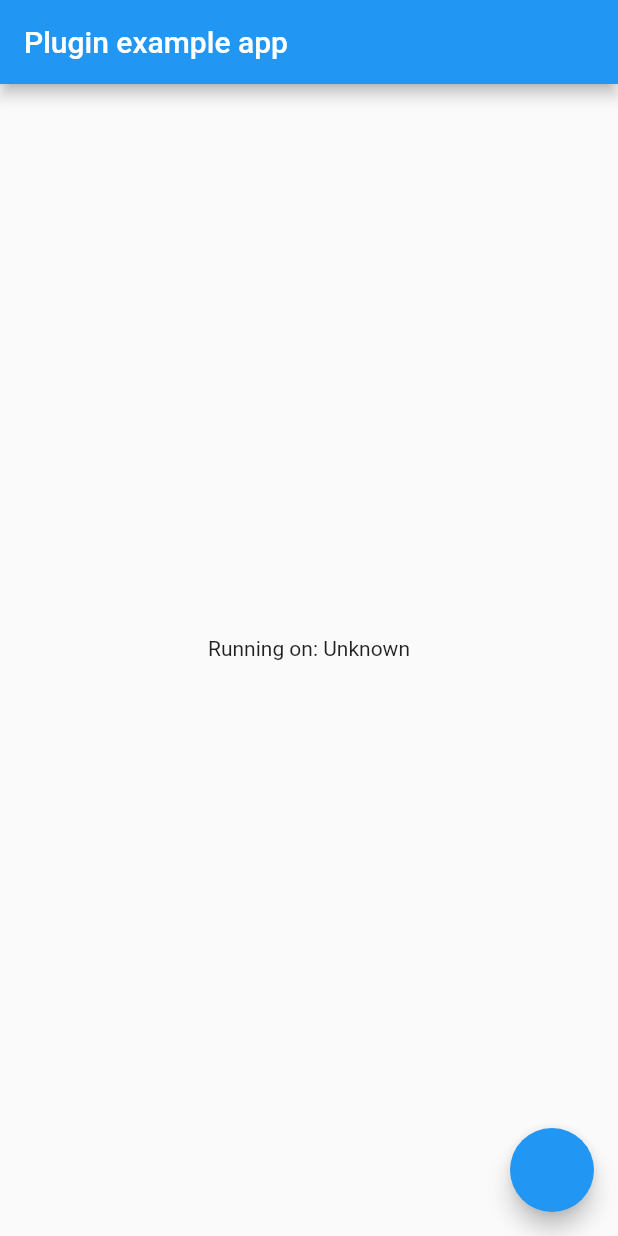
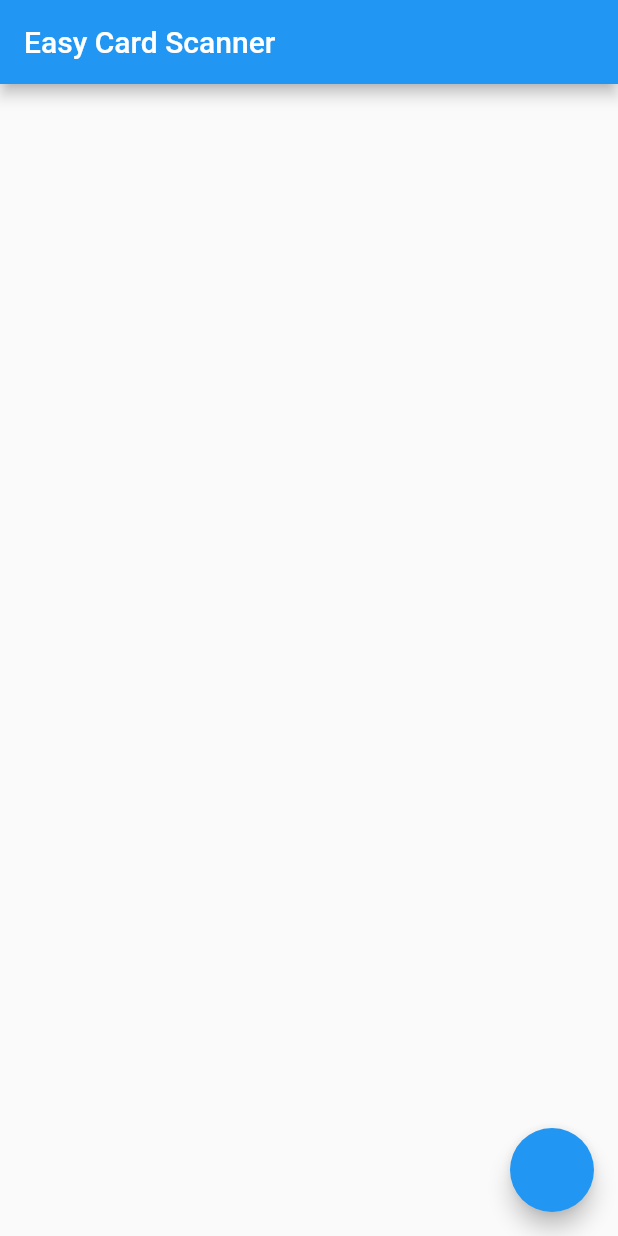
Before and after one commit to hammadparveez/easy_card_scanner, a Flutter app: the screen it shows after launch, on a phone screen of 412 x 824 dp. Run offline on Flutter 3.47's test engine with Material 2 defaults, Android fonts, the phone set to English and light mode, and no system bars; missing offline and left inert: credit_card_scanner.

Commit message:
editied README.md

```diff
--- a/example/lib/main.dart
+++ b/example/lib/main.dart
@@ -34,10 +34,7 @@ class _MyAppState extends State<MyApp> {
 
         }),
         appBar: AppBar(
-          title: const Text('Plugin example app'),
-        ),
-        body: Center(
-          child: Text('Running on: $_platformVersion\n'),
+          title: const Text('Easy Card Scanner'),
         ),
       ),
     );
--- a/example/pubspec.yaml
+++ b/example/pubspec.yaml
@@ -18,7 +18,7 @@ dependencies:
   flutter:
     sdk: flutter
 
-  credit_card_scanner:
+  easy_card_scanner:
     # When depending on this package from a real application you should use:
     #   card_scanner: ^x.y.z
     # See https://dart.dev/tools/pub/dependencies#version-constraints
```
Also changed, not shown: pubspec.yaml (+5 -5 lines), 1 other file.
